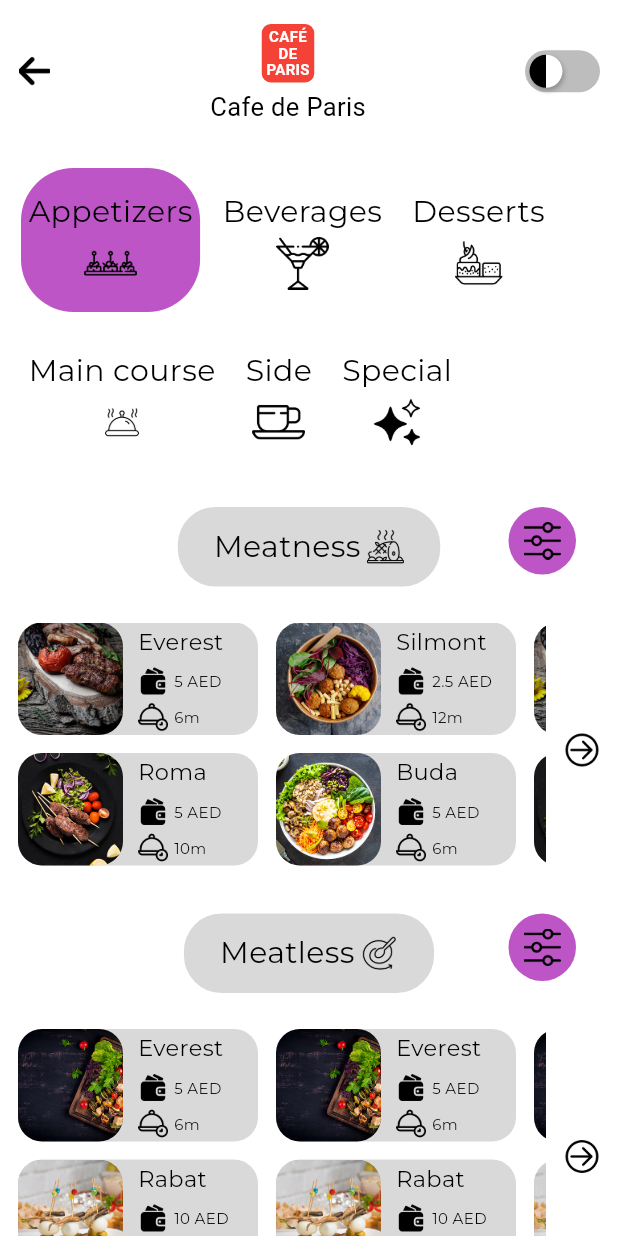
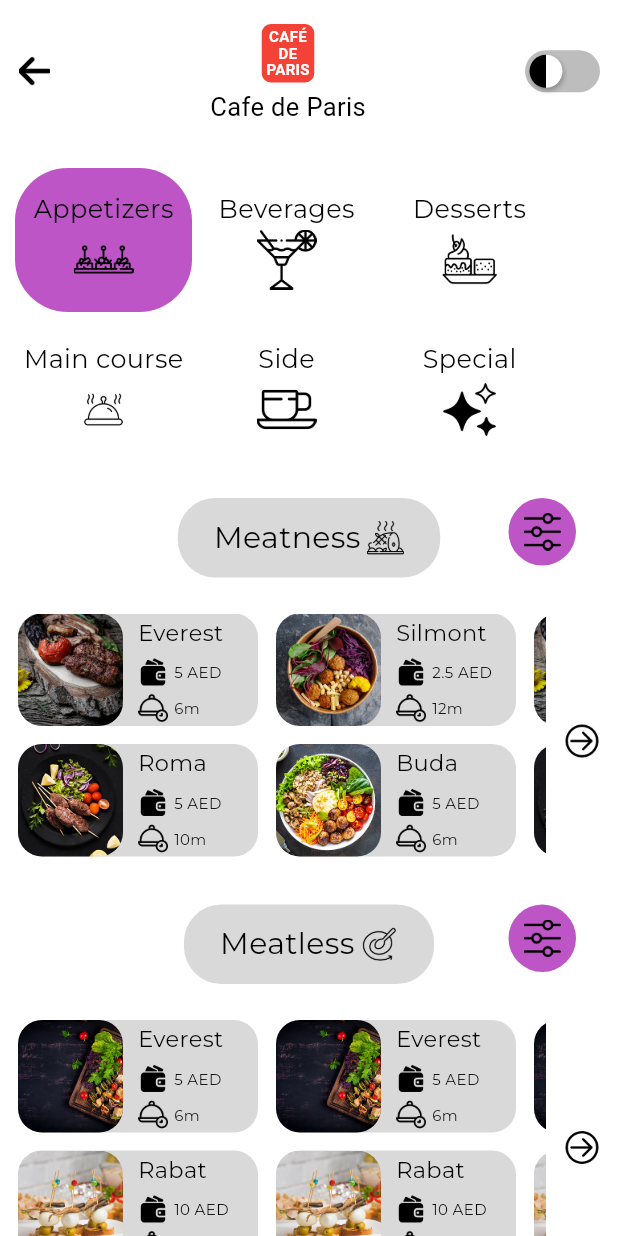
Before and after one commit to suman066/atahope, a Flutter app: the s4 screen opened directly, on a phone screen of 412 x 824 dp. Run offline on Flutter 3.47's test engine with Material 3 defaults, Android fonts, the phone set to English and light mode, and no system bars; our stand-ins replace flutter_easyloading, flutter_svg, google_fonts; missing offline and left inert: dart:html; project files that could hold a hidden picture were left out.

Commit message:
01.12.2025

```diff
--- a/lib/view_screen/dinne_ing/atahope_screen/s4.dart
+++ b/lib/view_screen/dinne_ing/atahope_screen/s4.dart
@@ -171,10 +171,10 @@ class _s4State extends State<s4> {
   }
   Widget _buildCategoryTabs() {
     return Padding(
-      padding: const EdgeInsets.symmetric(horizontal: 8),
+      padding: const EdgeInsets.symmetric(horizontal: 4),
       child: Wrap(
-        spacing: 10, // space between items horizontally
-        runSpacing: 10, // space between lines
+        spacing: 4, // space between items horizontally
+        runSpacing: 4, // space between lines
         alignment: WrapAlignment.start, // center all buttons
         children: List.generate(categories.length, (index) {
           final item = categories[index];
@@ -182,8 +182,9 @@ class _s4State extends State<s4> {
           return GestureDetector(
             onTap: () => setState(() => selectedCategory = index),
             child: AnimatedContainer(
+              width: 118,
               duration: const Duration(milliseconds: 250),
-              padding: const EdgeInsets.symmetric(horizontal: 5, vertical: 15),
+              padding: const EdgeInsets.symmetric(horizontal: 4, vertical: 15),
               decoration: BoxDecoration(
                 color: isSelected ? AppColors.purple : Colors.transparent,
                 borderRadius: BorderRadius.circular(35),
@@ -194,14 +195,14 @@ class _s4State extends State<s4> {
                   Text(
                       item["name"],
                     style:GoogleFonts.montserrat(
-                      textStyle: TextStyle(color: AppColors.textBlack,fontStyle: FontStyle.normal,fontSize: 20,
+                      textStyle: TextStyle(color: AppColors.textBlack,fontStyle: FontStyle.normal,fontSize: 17,
                         fontWeight: FontWeight.w400,),
                     )
                   ),
                   SizedBox(height: 2.0,),
                   SizedBox(
-                      height: 35,
-                      width: 35,
+                      height: 40,
+                      width: 40,
                       child: Image.asset(item["image"])
                   )
                 ],
```
Also changed, not shown: lib/view_screen/dinne_ing/atahope_screen/atahope_screen2.dart (+10 -8 lines).
